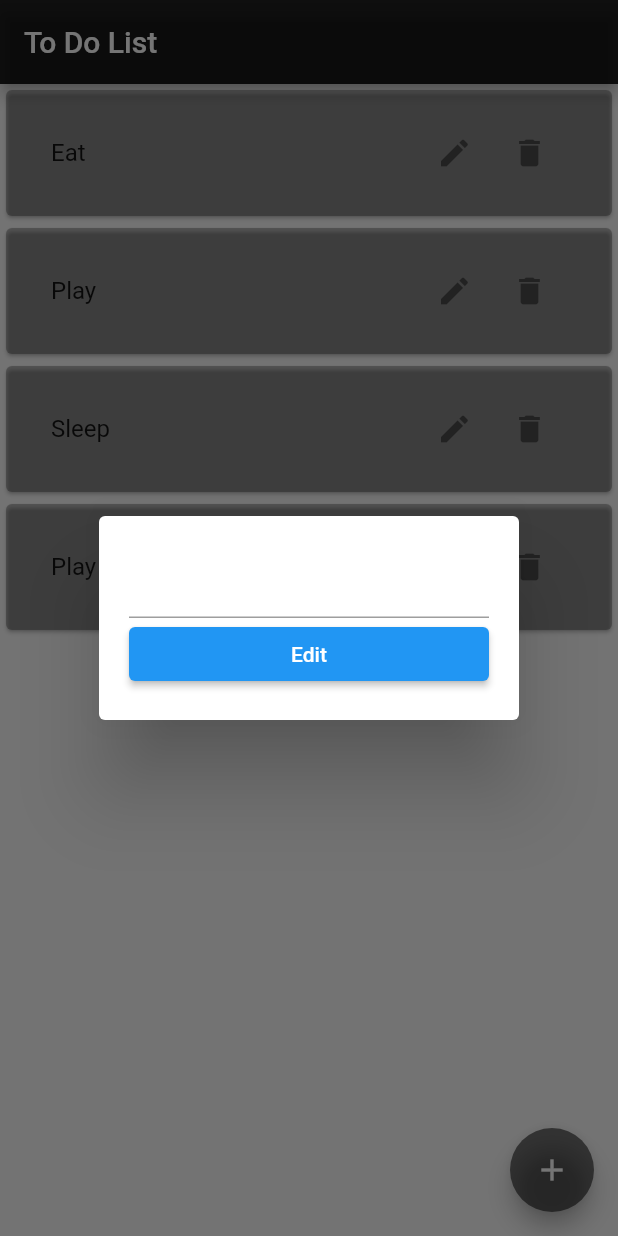
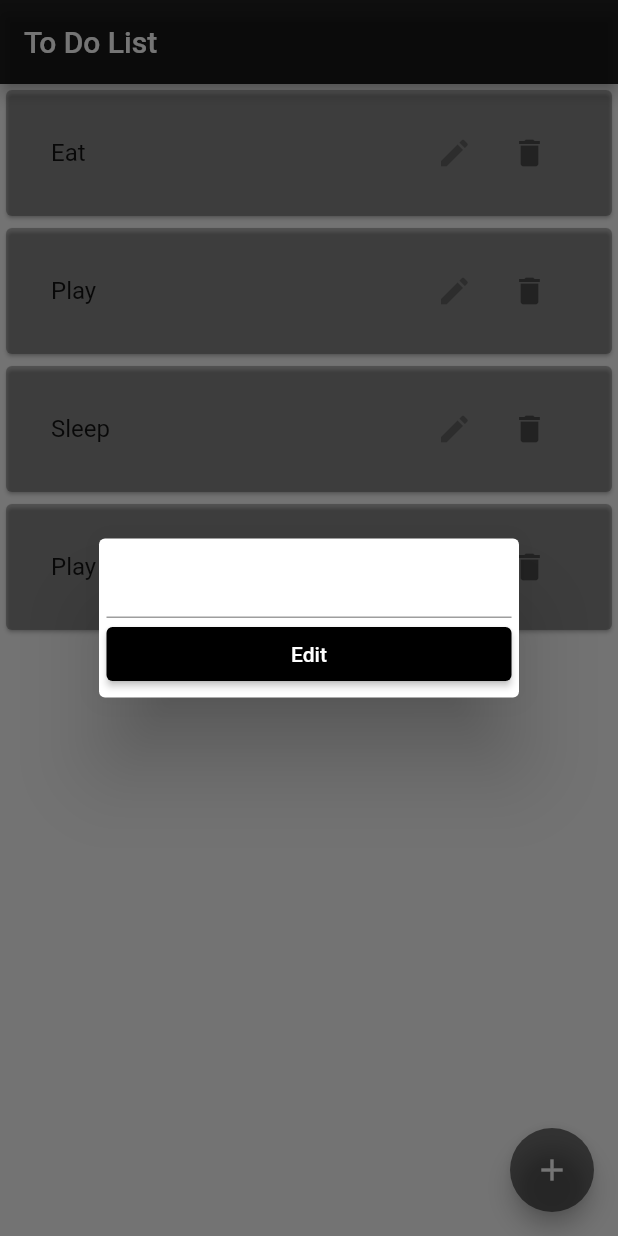
Before and after one commit to realneir/listToDo, a Flutter app: the screen it shows after launch, after a tap on the "edit" icon, on a phone screen of 412 x 824 dp. Run offline on Flutter 3.47's test engine with Material 2 defaults, Android fonts, the phone set to English and light mode, and no system bars.

Commit message:
reneir gwapo

```diff
--- a/to_do/lib/main.dart
+++ b/to_do/lib/main.dart
@@ -1,11 +1,5 @@
 import '/toDoList.dart';
 import 'package:flutter/material.dart';
-
-// class Task {
-//   Task({required this.task});
-//   final String task;
-//   // bool status;
-// }
 
 void main() => runApp(const ToDoList());
 
--- a/to_do/lib/toDoList.dart
+++ b/to_do/lib/toDoList.dart
@@ -39,12 +39,13 @@ class ListState extends State<ToDoApp> {
                       children: [
                         Expanded(
                             child: IconButton(
+                                color: Colors.black26,
                                 onPressed: () {
                                   showDialog(
                                       context: context,
                                       builder: (context) => SimpleDialog(
                                             contentPadding:
-                                                const EdgeInsets.all(20),
+                                                const EdgeInsets.all(05),
                                             children: [
                                               TextField(
                                                 onChanged: (value) {
@@ -60,6 +61,11 @@ class ListState extends State<ToDoApp> {
                                                     });
                                                     Navigator.pop(context);
                                                   },
+                                                  style:
+                                                      ElevatedButton.styleFrom(
+                                                    primary: Colors
+                                                        .black, // Background color
+                                                  ),
                                                   child: const Text("Edit"))
                                             ],
                                           ));
@@ -99,8 +105,12 @@ class ListState extends State<ToDoApp> {
                               Navigator.of(context).pop();
                               todos.add(input.text);
                             });
+
                             input.clear();
                           },
+                          style: ElevatedButton.styleFrom(
+                            primary: Colors.black, // Background color
+                          ),
                           child: const Text("Add"),
                         ),
                       ],
```
